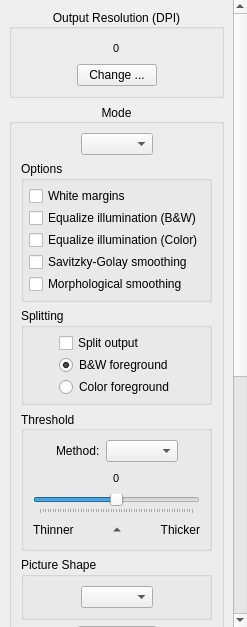
4lex4/scantailor-advanced, file filters/output/ui/OutputOptionsWidget.ui: the form before one commit.
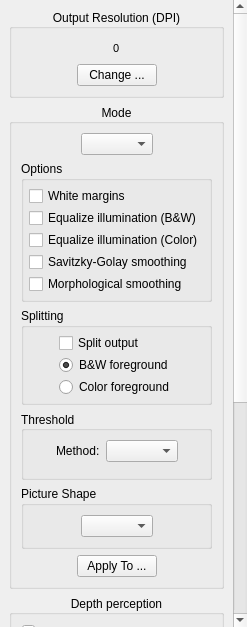
The form after the commit. Icons and pictures are not drawn.

Patch:
```diff
--- a/filters/output/ui/OutputOptionsWidget.ui
+++ b/filters/output/ui/OutputOptionsWidget.ui
@@ -88,7 +88,7 @@
         <x>0</x>
         <y>0</y>
         <width>230</width>
-        <height>890</height>
+        <height>911</height>
        </rect>
       </property>
       <layout class="QVBoxLayout" name="verticalLayout_3">
@@ -498,130 +498,14 @@
               </layout>
              </item>
              <item>
-              <layout class="QHBoxLayout" name="horizontalLayout_21">
-               <property name="spacing">
-                <number>6</number>
+              <widget class="QStackedWidget" name="binarizationOptions">
+               <property name="currentIndex">
+                <number>1</number>
                </property>
-               <item>
-                <spacer name="horizontalSpacer_39">
-                 <property name="orientation">
-                  <enum>Qt::Horizontal</enum>
-                 </property>
-                 <property name="sizeHint" stdset="0">
-                  <size>
-                   <width>0</width>
-                   <height>20</height>
-                  </size>
-                 </property>
-                </spacer>
-               </item>
-               <item>
-                <widget class="QLabel" name="thresholLabel">
-                 <property name="font">
-                  <font>
-                   <pointsize>8</pointsize>
-                  </font>
-                 </property>
-                 <property name="frameShape">
-                  <enum>QFrame::NoFrame</enum>
-                 </property>
-                 <property name="text">
-                  <string>0</string>
-                 </property>
-                </widget>
-               </item>
-               <item>
-                <spacer name="horizontalSpacer_40">
-                 <property name="orientation">
-                  <enum>Qt::Horizontal</enum>
-                 </property>
-                 <property name="sizeHint" stdset="0">
-                  <size>
-                   <width>0</width>
-                   <height>20</height>
-                  </size>
-                 </property>
-                </spacer>
-               </item>
-              </layout>
-             </item>
-             <item>
-              <widget class="QSlider" name="thresholdSlider">
-               <property name="minimum">
-                <number>-30</number>
-               </property>
-               <property name="maximum">
-                <number>30</number>
-               </property>
-               <property name="pageStep">
-                <number>5</number>
-               </property>
-               <property name="tracking">
-                <bool>true</bool>
-               </property>
-               <property name="orientation">
-                <enum>Qt::Horizontal</enum>
-               </property>
-               <property name="invertedAppearance">
-                <bool>false</bool>
-               </property>
-               <property name="invertedControls">
-                <bool>false</bool>
-               </property>
-               <property name="tickPosition">
-                <enum>QSlider::TicksBelow</enum>
-               </property>
+               <widget class="QWidget" name="page"/>
+               <widget class="QWidget" name="page_2"/>
               </widget>
              </item>
-             <item>
-              <layout class="QHBoxLayout" name="horizontalLayout_7">
-               <property name="spacing">
-                <number>0</number>
-               </property>
-               <item>
-                <widget class="QLabel" name="lighterThresholdLink">
-                 <property name="text">
-                  <string>Thinner</string>
-                 </property>
-                </widget>
-               </item>
-               <item>
-                <widget class="QToolButton" name="neutralThresholdBtn">
-                 <property name="cursor">
-                  <cursorShape>PointingHandCursor</cursorShape>
-                 </property>
-                 <property name="text">
-                  <string/>
-                 </property>
-                 <property name="iconSize">
-                  <size>
-                   <width>12</width>
-                   <height>12</height>
-                  </size>
-                 </property>
-                 <property name="toolButtonStyle">
-                  <enum>Qt::ToolButtonIconOnly</enum>
-                 </property>
-                 <property name="autoRaise">
-                  <bool>true</bool>
-                 </property>
-                 <property name="arrowType">
-                  <enum>Qt::UpArrow</enum>
-                 </property>
-                </widget>
-               </item>
-               <item>
-                <widget class="QLabel" name="darkerThresholdLink">
-                 <property name="text">
-                  <string>Thicker</string>
-                 </property>
-                 <property name="alignment">
-                  <set>Qt::AlignRight|Qt::AlignTrailing|Qt::AlignVCenter</set>
-                 </property>
-                </widget>
-               </item>
-              </layout>
-             </item>
             </layout>
            </widget>
           </item>
```
